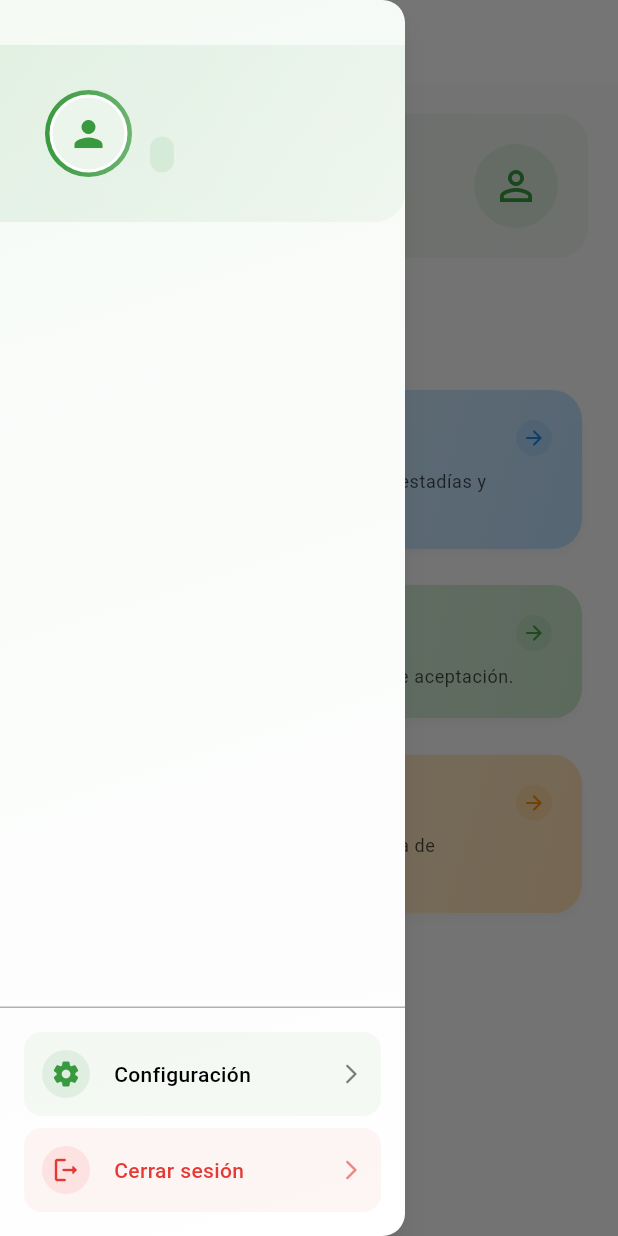
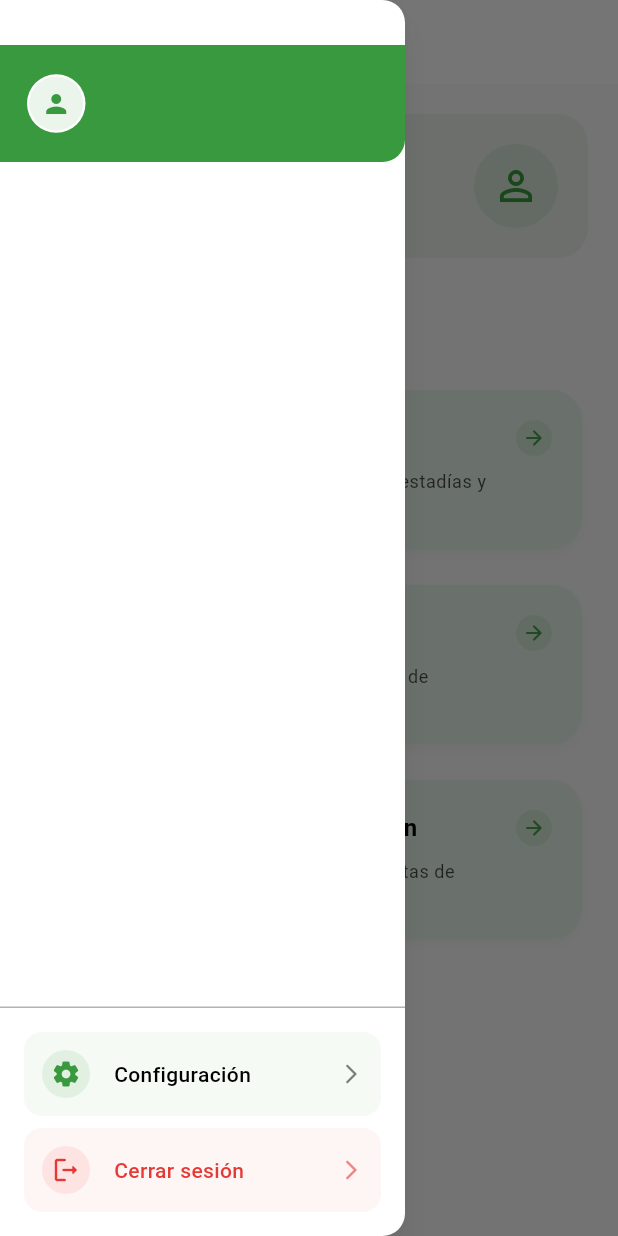
Before and after one commit to danielMendeez/sigde-movil, a Flutter app: the DashboardView screen opened directly with empty values, with the side drawer open, on a phone screen of 412 x 824 dp. Run offline on Flutter 3.47's test engine with Material 3 defaults, Android fonts, the phone set to English and light mode, and no system bars; our stand-ins replace dio, flutter_dotenv, flutter_secure_storage, fluttertoast, get_it, go_router and 1 more; accounts and stored records are empty.

Commit message:
feat(ui): ajustes en vistas para eliminar gradient y usar colores sólidos
- Se eliminó el uso de degradados en las vistas
- Ahora se aplican únicamente colores sólidos para mayor consistencia visual
- Se implementa la paleta de colores oficial (verde, blanco, negro)

```diff
--- a/lib/views/carta_aceptacion/listar_cartas_aceptacion_view.dart
+++ b/lib/views/carta_aceptacion/listar_cartas_aceptacion_view.dart
@@ -152,11 +152,6 @@ class _ListarCartasAceptacionViewContentState
                   const Text(
                     'No se encontraron cartas de aceptación',
                     style: TextStyle(fontSize: 16, color: Colors.grey),
-                  ),
-                  const SizedBox(height: 8),
-                  Text(
-                    'Token: ${_token.substring(0, 10)}...',
-                    style: const TextStyle(fontSize: 12, color: Colors.grey),
                   ),
                 ],
               ),
--- a/lib/views/dashboard/components/home_content.dart
+++ b/lib/views/dashboard/components/home_content.dart
@@ -38,14 +38,7 @@ class HomeContent extends StatelessWidget {
       width: double.infinity,
       padding: const EdgeInsets.all(20),
       decoration: BoxDecoration(
-        gradient: LinearGradient(
-          begin: Alignment.topLeft,
-          end: Alignment.bottomRight,
-          colors: [
-            Theme.of(context).colorScheme.primary.withOpacity(0.1),
-            Theme.of(context).colorScheme.primary.withOpacity(0.05),
-          ],
-        ),
+        color: Theme.of(context).colorScheme.primary.withOpacity(0.08),
         borderRadius: BorderRadius.circular(20),
       ),
       child: Column(
@@ -119,36 +112,24 @@ class HomeContent extends StatelessWidget {
           icon: Icons.business_center_rounded,
           title: 'Estadías',
           description: 'Consulta tu información de estadías y seguimiento.',
-          color: Colors.blue.shade600,
-          gradient: LinearGradient(
-            begin: Alignment.topLeft,
-            end: Alignment.bottomRight,
-            colors: [Colors.blue.shade50, Colors.blue.shade100],
-          ),
+          color: Colors.green.shade600,
+          backgroundColor: Colors.green.shade50,
         ),
         const SizedBox(height: 16),
         _HomeCard(
           icon: Icons.assignment_turned_in_rounded,
-          title: 'Carta de aceptación',
-          description: 'Revisa y gestiona tu carta de aceptación.',
+          title: 'Cartas de aceptación',
+          description: 'Revisa y gestiona tus cartas de aceptación.',
           color: Colors.green.shade600,
-          gradient: LinearGradient(
-            begin: Alignment.topLeft,
-            end: Alignment.bottomRight,
-            colors: [Colors.green.shade50, Colors.green.shade100],
-          ),
+          backgroundColor: Colors.green.shade50,
         ),
         const SizedBox(height: 16),
         _HomeCard(
           icon: Icons.description_rounded,
-          title: 'Carta de presentación',
-          description: 'Visualiza y descarga tu carta de presentación.',
-          color: Colors.orange.shade600,
-          gradient: LinearGradient(
-            begin: Alignment.topLeft,
-            end: Alignment.bottomRight,
-            colors: [Colors.orange.shade50, Colors.orange.shade100],
-          ),
+          title: 'Cartas de presentación',
+          description: 'Visualiza y descarga tus cartas de presentación.',
+          color: Colors.green.shade600,
+          backgroundColor: Colors.green.shade50,
         ),
       ],
     );
@@ -160,14 +141,14 @@ class _HomeCard extends StatelessWidget {
   final String title;
   final String description;
   final Color color;
-  final Gradient? gradient;
+  final Color backgroundColor;
 
   const _HomeCard({
     required this.icon,
     required this.title,
     required this.description,
     required this.color,
-    this.gradient,
+    required this.backgroundColor,
   });
 
   @override
@@ -183,8 +164,8 @@ class _HomeCard extends StatelessWidget {
         },
         borderRadius: BorderRadius.circular(20),
         child: Container(
-          width: double.infinity, // Ocupa todo el ancho disponible
-          decoration: BoxDecoration(gradient: gradient),
+          width: double.infinity,
+          color: backgroundColor,
           child: Padding(
             padding: const EdgeInsets.all(20),
             child: Row(
--- a/lib/views/dashboard/components/sidebar/sidebar.dart
+++ b/lib/views/dashboard/components/sidebar/sidebar.dart
@@ -24,18 +24,6 @@ class Sidebar extends StatelessWidget {
       ),
       elevation: 8,
       shadowColor: Colors.black.withOpacity(0.3),
-      child: Container(
-        decoration: BoxDecoration(
-          gradient: LinearGradient(
-            begin: Alignment.topLeft,
-            end: Alignment.bottomRight,
-            colors: [
-              Theme.of(context).colorScheme.primary.withOpacity(0.05),
-              Theme.of(context).colorScheme.primary.withOpacity(0.02),
-              Colors.transparent,
-            ],
-          ),
-        ),
       child: Column(
         children: [
           const SizedBox(height: 30),
@@ -44,17 +32,12 @@ class Sidebar extends StatelessWidget {
 
           // Opciones específicas por rol
           Expanded(
-              child: _buildRoleSpecificOptions(
-                viewModel,
-                selectedIndex,
-                context,
-              ),
+            child: _buildRoleSpecificOptions(viewModel, selectedIndex, context),
           ),
 
           // Footer con configuración y logout
           _buildFooter(context),
         ],
-        ),
       ),
     );
   }
@@ -62,26 +45,16 @@ class Sidebar extends StatelessWidget {
   Widget _buildUserHeader(BuildContext context) {
     return Container(
       width: double.infinity,
-      padding: const EdgeInsets.all(30),
+      padding: const EdgeInsets.all(16),
       decoration: BoxDecoration(
-        gradient: LinearGradient(
-          begin: Alignment.topLeft,
-          end: Alignment.bottomRight,
-          colors: [
-            Theme.of(context).colorScheme.primary.withOpacity(0.1),
-            Theme.of(context).colorScheme.primary.withOpacity(0.05),
-          ],
+        color: Theme.of(context).colorScheme.primary,
+        borderRadius: const BorderRadius.only(bottomRight: Radius.circular(15)),
       ),
-        borderRadius: const BorderRadius.only(bottomRight: Radius.circular(20)),
-      ),
-      child: Column(
-        crossAxisAlignment: CrossAxisAlignment.start,
+      child: Row(
         children: [
-          // Avatar y nombre
-          Row(
-            children: [
+          // Avatar compacto
           Container(
-                padding: const EdgeInsets.all(3),
+            padding: const EdgeInsets.all(2),
             decoration: BoxDecoration(
               shape: BoxShape.circle,
               gradient: LinearGradient(
@@ -92,7 +65,7 @@ class Sidebar extends StatelessWidget {
               ),
             ),
             child: Container(
-                  padding: const EdgeInsets.all(2),
+              padding: const EdgeInsets.all(1.5),
               decoration: const BoxDecoration(
                 color: Colors.white,
                 shape: BoxShape.circle,
@@ -101,10 +74,10 @@ class Sidebar extends StatelessWidget {
                 backgroundColor: Theme.of(
                   context,
                 ).colorScheme.primary.withOpacity(0.1),
-                    radius: 24,
+                radius: 18,
                 child: Icon(
                   Icons.person,
-                      size: 28,
+                  size: 20,
                   color: Theme.of(context).colorScheme.primary,
                 ),
               ),
@@ -117,38 +90,35 @@ class Sidebar extends StatelessWidget {
               children: [
                 Text(
                   '${user.nombre} ${user.apellidoPaterno}',
-                      style: Theme.of(context).textTheme.titleMedium?.copyWith(
+                  style: Theme.of(context).textTheme.bodyLarge?.copyWith(
                     fontWeight: FontWeight.bold,
-                        color: Theme.of(context).colorScheme.onSurface,
+                    color: Colors.white,
                   ),
-                      maxLines: 2,
+                  maxLines: 1,
                   overflow: TextOverflow.ellipsis,
                 ),
-                    const SizedBox(height: 4),
+                const SizedBox(height: 2),
                 Container(
                   padding: const EdgeInsets.symmetric(
                     horizontal: 8,
-                        vertical: 4,
+                    vertical: 2,
                   ),
                   decoration: BoxDecoration(
                     color: Theme.of(
                       context,
                     ).colorScheme.primary.withOpacity(0.1),
-                        borderRadius: BorderRadius.circular(8),
+                    borderRadius: BorderRadius.circular(6),
                   ),
                   child: Text(
                     user.tipoUsuario?.toUpperCase() ?? 'USUARIO',
                     style: Theme.of(context).textTheme.labelSmall?.copyWith(
-                          color: Theme.of(context).colorScheme.primary,
+                      color: Colors.white,
                       fontWeight: FontWeight.w600,
-                          letterSpacing: 0.5,
                     ),
                   ),
                 ),
               ],
             ),
-              ),
-            ],
           ),
         ],
       ),
@@ -165,7 +135,7 @@ class Sidebar extends StatelessWidget {
     Widget optionsWidget;
 
     switch (user.tipoUsuario) {
-      case 'director':
+      case 'admin':
         optionsWidget = AdminSidebarOptions(
           viewModel: viewModel,
           selectedIndex: selectedIndex,
--- a/lib/views/estadia/listar_estadias_view.dart
+++ b/lib/views/estadia/listar_estadias_view.dart
@@ -194,7 +194,7 @@ class _ListarEstadiasViewContentState
             ),
           );
         },
-        backgroundColor: Colors.purple,
+        backgroundColor: Colors.blue,
         foregroundColor: Colors.white,
         child: const Icon(Icons.add),
         tooltip: 'Registrar nueva estadía',
```
Lines whose indentation alone changed are shown as unchanged.
